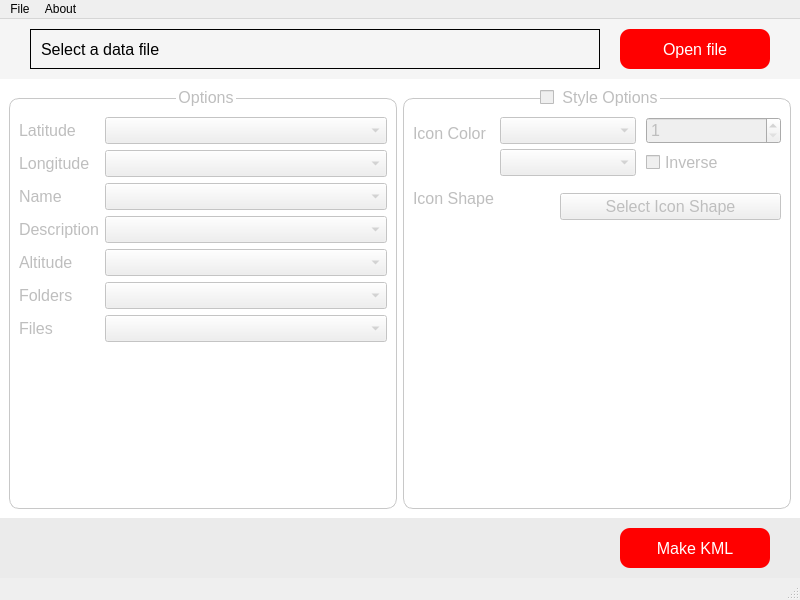
Old version of the form designer/mainWindow.ui in the repository dankkom/kmldata.
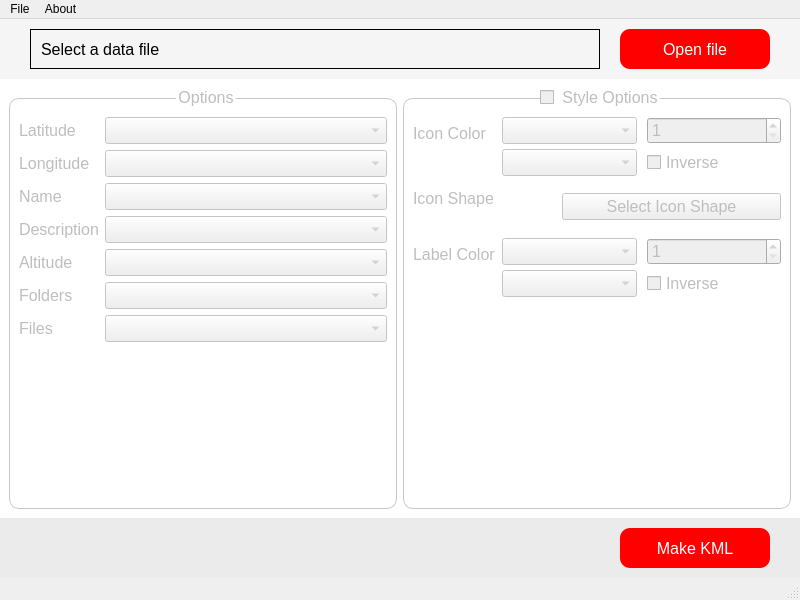
New version of the form. Icons and pictures are not drawn.

Commit message: Add label styling options

Patch:
```diff
--- a/designer/mainWindow.ui
+++ b/designer/mainWindow.ui
@@ -684,6 +684,60 @@
             </layout>
            </widget>
           </item>
+          <item row="2" column="0">
+           <widget class="QLabel" name="labelLabelColor">
+            <property name="text">
+             <string>Label Color</string>
+            </property>
+           </widget>
+          </item>
+          <item row="2" column="1">
+           <widget class="QWidget" name="widgetLabelColor" native="true">
+            <layout class="QGridLayout" name="gridLayout_2">
+             <property name="leftMargin">
+              <number>0</number>
+             </property>
+             <property name="topMargin">
+              <number>0</number>
+             </property>
+             <property name="rightMargin">
+              <number>0</number>
+             </property>
+             <property name="bottomMargin">
+              <number>0</number>
+             </property>
+             <property name="horizontalSpacing">
+              <number>10</number>
+             </property>
+             <property name="verticalSpacing">
+              <number>5</number>
+             </property>
+             <item row="0" column="0">
+              <widget class="QComboBox" name="comboBoxLabelColorColumn"/>
+             </item>
+             <item row="0" column="1">
+              <widget class="QSpinBox" name="spinBoxLabelBinNumber">
+               <property name="minimum">
+                <number>1</number>
+               </property>
+               <property name="maximum">
+                <number>10</number>
+               </property>
+              </widget>
+             </item>
+             <item row="1" column="0">
+              <widget class="QComboBox" name="comboBoxLabelColorPalette"/>
+             </item>
+             <item row="1" column="1">
+              <widget class="QCheckBox" name="checkBoxLabelInverseColor">
+               <property name="text">
+                <string>Inverse</string>
+               </property>
+              </widget>
+             </item>
+            </layout>
+           </widget>
+          </item>
          </layout>
         </widget>
        </item>
```
The commit also changes 2 other files.
